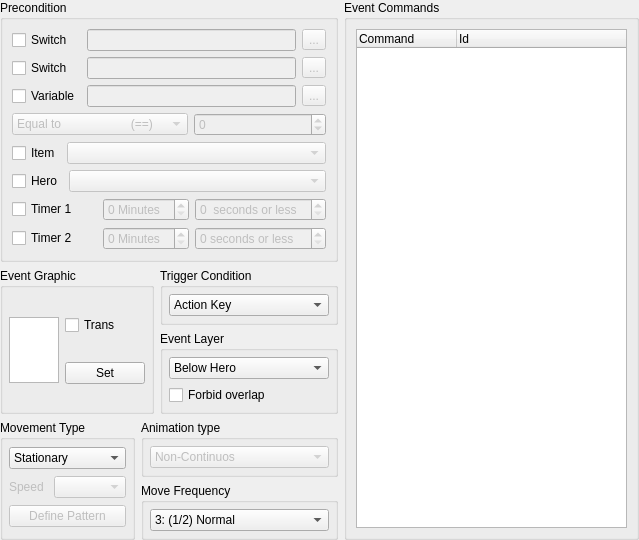
This is src/ui/event/event_page_widget.ui in EasyRPG/Editor as Qt 5 draws it before an edit. The edited form follows.
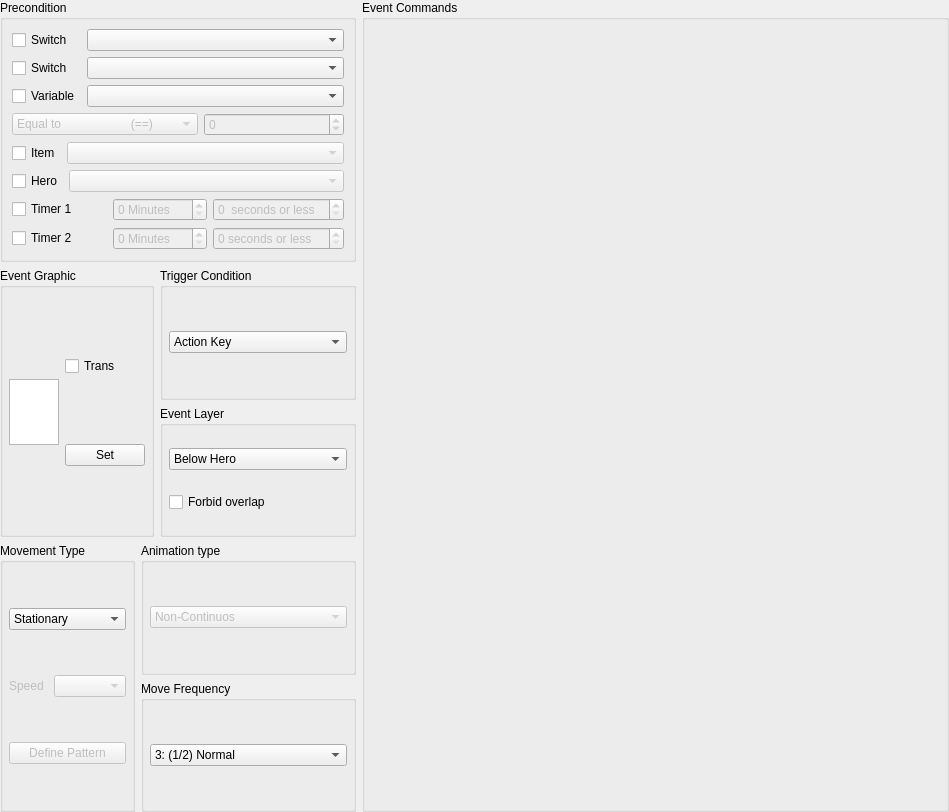
This is the edited form. Custom widgets are drawn as their Qt base class.

Commit message:
Refactor Event Page Widgets: EventCommandsWidget is the handler for all event commands.
Is implemented now for Map Events, Common Events and Battle Events

The edit to the form file:
```diff
--- a/src/ui/event/event_page_widget.ui
+++ b/src/ui/event/event_page_widget.ui
@@ -6,8 +6,8 @@
    <rect>
     <x>0</x>
     <y>0</y>
-    <width>639</width>
-    <height>484</height>
+    <width>949</width>
+    <height>812</height>
    </rect>
   </property>
   <property name="windowTitle">
@@ -42,19 +42,22 @@
          </widget>
         </item>
         <item row="0" column="1">
-         <widget class="QLineEdit" name="lineSwitchA">
-          <property name="enabled">
-           <bool>false</bool>
+         <widget class="SwitchRpgComboBox" name="comboSwitchA">
+          <property name="sizePolicy">
+           <sizepolicy hsizetype="MinimumExpanding" vsizetype="Fixed">
+            <horstretch>0</horstretch>
+            <verstretch>0</verstretch>
+           </sizepolicy>
           </property>
          </widget>
         </item>
-        <item row="0" column="2">
-         <widget class="QToolButton" name="toolSwitchA">
-          <property name="enabled">
-           <bool>false</bool>
-          </property>
-          <property name="text">
-           <string>...</string>
+        <item row="1" column="1">
+         <widget class="QComboBox" name="comboSwitchB">
+          <property name="sizePolicy">
+           <sizepolicy hsizetype="MinimumExpanding" vsizetype="Fixed">
+            <horstretch>0</horstretch>
+            <verstretch>0</verstretch>
+           </sizepolicy>
           </property>
          </widget>
         </item>
@@ -65,23 +68,6 @@
           </property>
          </widget>
         </item>
-        <item row="1" column="1">
-         <widget class="QLineEdit" name="lineSwitchB">
-          <property name="enabled">
-           <bool>false</bool>
-          </property>
-         </widget>
-        </item>
-        <item row="1" column="2">
-         <widget class="QToolButton" name="toolSwitchB">
-          <property name="enabled">
-           <bool>false</bool>
-          </property>
-          <property name="text">
-           <string>...</string>
-          </property>
-         </widget>
-        </item>
         <item row="2" column="0">
          <widget class="QCheckBox" name="checkVar">
           <property name="text">
@@ -90,19 +76,12 @@
          </widget>
         </item>
         <item row="2" column="1">
-         <widget class="QLineEdit" name="lineVar">
-          <property name="enabled">
-           <bool>false</bool>
-          </property>
-         </widget>
-        </item>
-        <item row="2" column="2">
-         <widget class="QToolButton" name="toolVar">
-          <property name="enabled">
-           <bool>false</bool>
-          </property>
-          <property name="text">
-           <string>...</string>
+         <widget class="VariableRpgComboBox" name="comboVariable">
+          <property name="sizePolicy">
+           <sizepolicy hsizetype="MinimumExpanding" vsizetype="Fixed">
+            <horstretch>0</horstretch>
+            <verstretch>0</verstretch>
+           </sizepolicy>
           </property>
          </widget>
         </item>
@@ -189,7 +168,7 @@
            <bool>false</bool>
           </property>
           <property name="sizePolicy">
-           <sizepolicy hsizetype="Preferred" vsizetype="Fixed">
+           <sizepolicy hsizetype="MinimumExpanding" vsizetype="Fixed">
             <horstretch>1</horstretch>
             <verstretch>0</verstretch>
            </sizepolicy>
@@ -213,7 +192,7 @@
            <bool>false</bool>
           </property>
           <property name="sizePolicy">
-           <sizepolicy hsizetype="Preferred" vsizetype="Fixed">
+           <sizepolicy hsizetype="MinimumExpanding" vsizetype="Fixed">
             <horstretch>1</horstretch>
             <verstretch>0</verstretch>
            </sizepolicy>
@@ -302,21 +281,7 @@
      </property>
      <layout class="QHBoxLayout" name="horizontalLayout_11">
       <item>
-       <widget class="QTreeWidget" name="treeCommands">
-        <property name="textElideMode">
-         <enum>Qt::ElideNone</enum>
-        </property>
-        <column>
-         <property name="text">
-          <string>Command</string>
-         </property>
-        </column>
-        <column>
-         <property name="text">
-          <string>Id</string>
-         </property>
-        </column>
-       </widget>
+       <widget class="EventCommandsWidget" name="commands" native="true"/>
       </item>
      </layout>
     </widget>
@@ -694,6 +659,29 @@
    </item>
   </layout>
  </widget>
+ <customwidgets>
+  <customwidget>
+   <class>EventCommandsWidget</class>
+   <extends>QWidget</extends>
+   <header>ui/event/event_commands_widget.h</header>
+   <container>1</container>
+  </customwidget>
+  <customwidget>
+   <class>SwitchRpgComboBox</class>
+   <extends>QComboBox</extends>
+   <header>ui/common/rpg_combobox.h</header>
+  </customwidget>
+  <customwidget>
+   <class>VariableRpgComboBox</class>
+   <extends>QComboBox</extends>
+   <header>ui/common/rpg_combobox.h</header>
+  </customwidget>
+  <customwidget>
+   <class>ActorRpgComboBox</class>
+   <extends>QComboBox</extends>
+   <header>ui/common/rpg_combobox.h</header>
+  </customwidget>
+ </customwidgets>
  <resources/>
  <connections>
   <connection>
```
Left out of the diff: 100 changed lines with no effect on the pictures. The commit also changes 12 other files.
